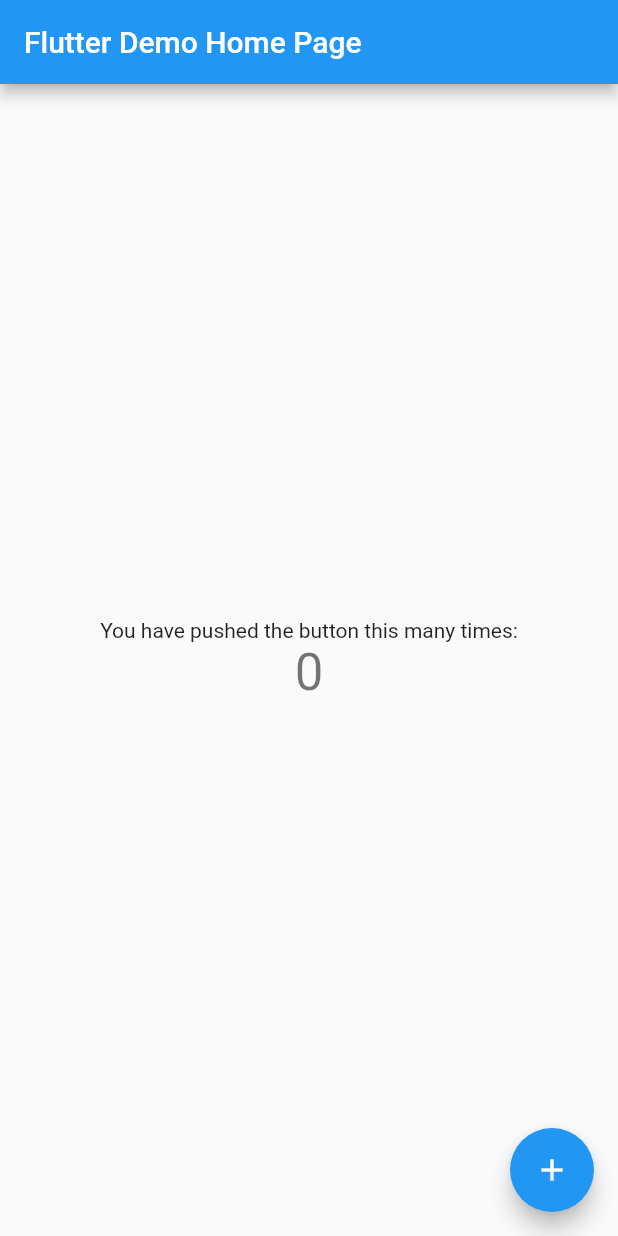
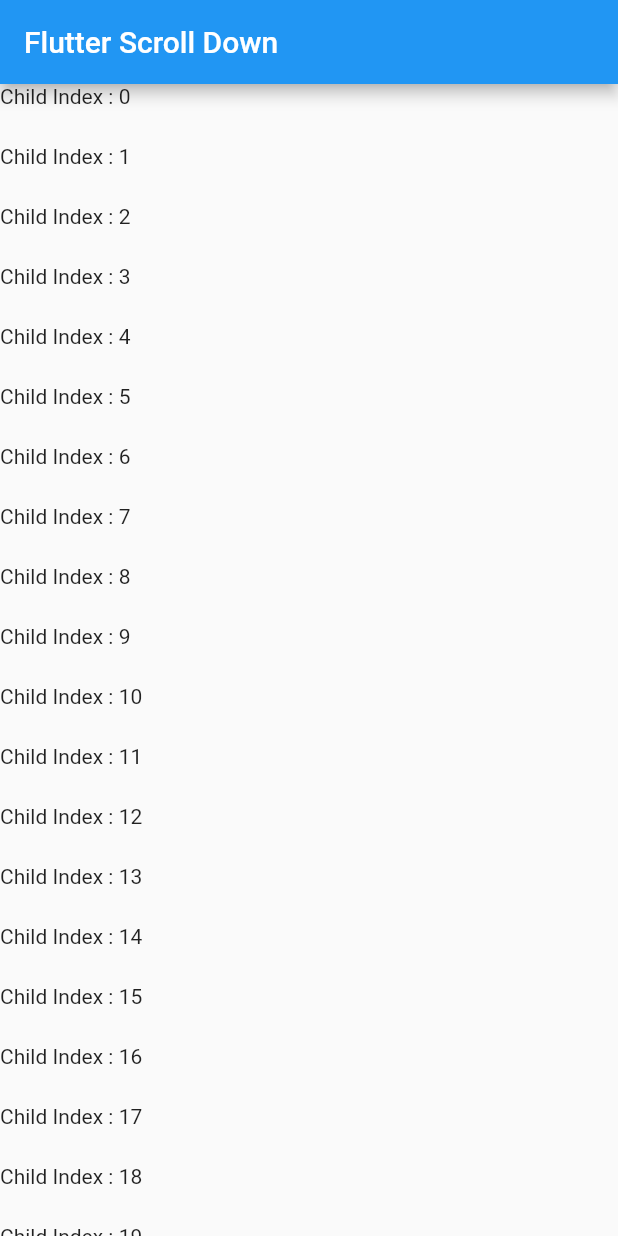
Before and after one commit to azka26/flutter_plugins, a Flutter app: the screen it shows after launch, on a phone screen of 412 x 824 dp. Run offline on Flutter 3.47's test engine with Material 2 defaults, Android fonts, the phone set to English and light mode, and no system bars.

Commit message:
scroll listener controller

```diff
--- a/flutter_scroll_down/lib/main.dart
+++ b/flutter_scroll_down/lib/main.dart
@@ -1,42 +1,23 @@
 import 'package:flutter/material.dart';
+import 'package:flutter_scroll_down/scroll_down.dart';
 
 void main() => runApp(MyApp());
 
 class MyApp extends StatelessWidget {
-  // This widget is the root of your application.
   @override
   Widget build(BuildContext context) {
     return MaterialApp(
-      title: 'Flutter Demo',
+      title: 'Flutter Scroll Down',
       theme: ThemeData(
-        // This is the theme of your application.
-        //
-        // Try running your application with "flutter run". You'll see the
-        // application has a blue toolbar. Then, without quitting the app, try
-        // changing the primarySwatch below to Colors.green and then invoke
-        // "hot reload" (press "r" in the console where you ran "flutter run",
-        // or simply save your changes to "hot reload" in a Flutter IDE).
-        // Notice that the counter didn't reset back to zero; the application
-        // is not restarted.
         primarySwatch: Colors.blue,
       ),
-      home: MyHomePage(title: 'Flutter Demo Home Page'),
+      home: MyHomePage(title: 'Flutter Scroll Down'),
     );
   }
 }
 
 class MyHomePage extends StatefulWidget {
   MyHomePage({Key key, this.title}) : super(key: key);
-
-  // This widget is the home page of your application. It is stateful, meaning
-  // that it has a State object (defined below) that contains fields that affect
-  // how it looks.
-
-  // This class is the configuration for the state. It holds the values (in this
-  // case the title) provided by the parent (in this case the App widget) and
-  // used by the build method of the State. Fields in a Widget subclass are
-  // always marked "final".
-
   final String title;
 
   @override
@@ -44,68 +25,13 @@
 }
 
 class _MyHomePageState extends State<MyHomePage> {
-  int _counter = 0;
-
-  void _incrementCounter() {
-    setState(() {
-      // This call to setState tells the Flutter framework that something has
-      // changed in this State, which causes it to rerun the build method below
-      // so that the display can reflect the updated values. If we changed
-      // _counter without calling setState(), then the build method would not be
-      // called again, and so nothing would appear to happen.
-      _counter++;
-    });
-  }
-
   @override
   Widget build(BuildContext context) {
-    // This method is rerun every time setState is called, for instance as done
-    // by the _incrementCounter method above.
-    //
-    // The Flutter framework has been optimized to make rerunning build methods
-    // fast, so that you can just rebuild anything that needs updating rather
-    // than having to individually change instances of widgets.
     return Scaffold(
       appBar: AppBar(
-        // Here we take the value from the MyHomePage object that was created by
-        // the App.build method, and use it to set our appbar title.
         title: Text(widget.title),
       ),
-      body: Center(
-        // Center is a layout widget. It takes a single child and positions it
-        // in the middle of the parent.
-        child: Column(
-          // Column is also a layout widget. It takes a list of children and
-          // arranges them vertically. By default, it sizes itself to fit its
-          // children horizontally, and tries to be as tall as its parent.
-          //
-          // Invoke "debug painting" (press "p" in the console, choose the
-          // "Toggle Debug Paint" action from the Flutter Inspector in Android
-          // Studio, or the "Toggle Debug Paint" command in Visual Studio Code)
-          // to see the wireframe for each widget.
-          //
-          // Column has various properties to control how it sizes itself and
-          // how it positions its children. Here we use mainAxisAlignment to
-          // center the children vertically; the main axis here is the vertical
-          // axis because Columns are vertical (the cross axis would be
-          // horizontal).
-          mainAxisAlignment: MainAxisAlignment.center,
-          children: <Widget>[
-            Text(
-              'You have pushed the button this many times:',
-            ),
-            Text(
-              '$_counter',
-              style: Theme.of(context).textTheme.display1,
-            ),
-          ],
-        ),
-      ),
-      floatingActionButton: FloatingActionButton(
-        onPressed: _incrementCounter,
-        tooltip: 'Increment',
-        child: Icon(Icons.add),
-      ), // This trailing comma makes auto-formatting nicer for build methods.
+      body: ScrollDown(),
     );
   }
 }
--- /dev/null
+++ b/flutter_scroll_down/lib/scroll_down.dart
@@ -0,0 +1,43 @@
+import 'package:flutter/material.dart';
+
+class ScrollDown extends StatefulWidget {
+  @override
+  _ScrollDownState createState() => _ScrollDownState();
+}
+
+class _ScrollDownState extends State<ScrollDown> {
+  ScrollController _controller;
+
+  void _scrollListener() {
+    if (_controller.offset == _controller.position.maxScrollExtent && !_controller.position.outOfRange) {
+        // RELOAD DATA
+      print("OFFSET : " + _controller.offset.toString());
+      print("Max Posisition : " + _controller.position.maxScrollExtent.toString());
+      print("Is Out Of Range : " + _controller.position.outOfRange.toString());
+    }
+      // print("OFFSET : " + _controller.offset.toString());
+      // print("Max Posisition : " + _controller.position.maxScrollExtent.toString());
+      // print("Is Out Of Range : " + _controller.position.outOfRange.toString());
+  }
+
+  @override
+  void initState() {
+    super.initState();
+    _controller = new ScrollController();
+    _controller.addListener(_scrollListener);
+  }
+
+  @override
+  Widget build(BuildContext context) {
+    return ListView.builder(
+      controller: _controller,
+      itemCount: 20,
+      itemBuilder: (listContext, index) {
+        return Container(
+          height: 40,
+          child: Text("Child Index : " + index.toString())
+        );
+      },
+    );
+  }
+}
```
Also changed, not shown: flutter_scroll_down/lib/dummy_service.dart (added, +12 -0 lines).
